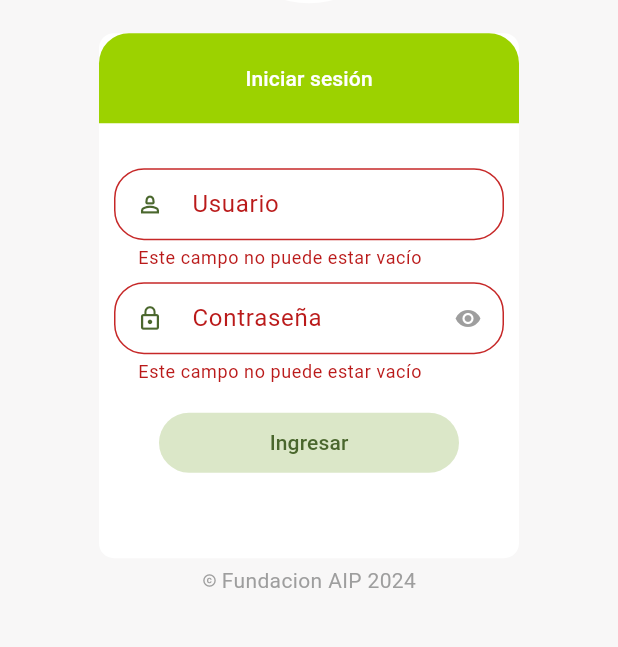
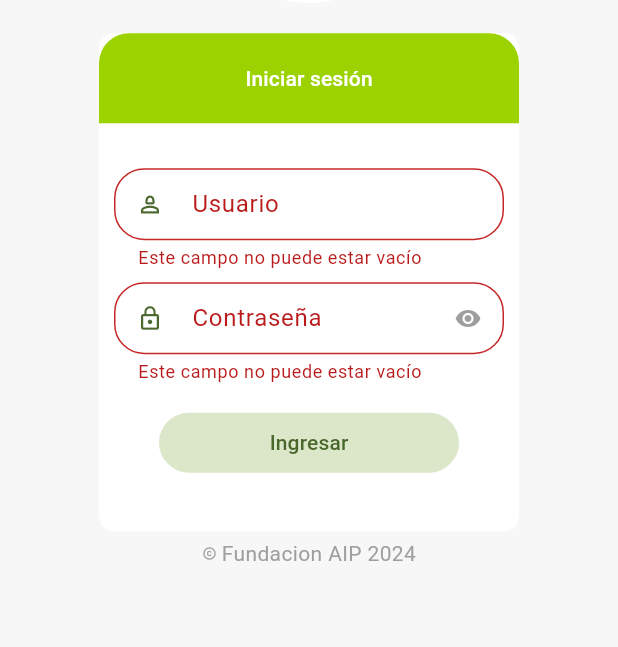
Before and after one commit to motrov91/fundacion_aip_mobile_flt, a Flutter app: the screen it shows after launch, after a tap on "Salir", after a tap on "Ingresar", on a phone screen of 412 x 824 dp, the part 482-1129 px from its top. Run offline on Flutter 3.47's test engine with Material 3 defaults, Android fonts, the phone set to English and light mode, and no system bars; our stand-ins replace animate_do, dio, flutter_dotenv, go_router, google_fonts, image_picker and 1 more; accounts and stored records are empty; project files that could hold a hidden picture were left out.

Commit message:
Login and validations completed, projectSelected dropdown created pending validate project selected  *IMPORTANT*

```diff
--- a/lib/features/auth/infrastructure/datasources/auth_datasource_impl.dart
+++ b/lib/features/auth/infrastructure/datasources/auth_datasource_impl.dart
@@ -37,9 +37,9 @@ class AuthDatasourceImpl extends AuthDatasource{
     } on DioException catch(e){
       if(e.response?.statusCode == 401) throw WrongCredentials();
       if(e.type == DioExceptionType.connectionTimeout) throw ConnectionTimeout();
-      throw CustomError('Sucedio algo inesperado', 501);
+      throw CustomError('Sucedio algo inesperado');
     }catch (e){
-      throw CustomError('Sucedio algo inesperado', 501);
+      throw CustomError('Sucedio algo inesperado');
     }
   }
 
--- a/lib/features/auth/infrastructure/errors/auth_errors.dart
+++ b/lib/features/auth/infrastructure/errors/auth_errors.dart
@@ -5,7 +5,6 @@ class ConnectionTimeout implements Exception{}
 
 class CustomError implements Exception{
   final String message;
-  final int errorMesage;
 
-  CustomError(this.message,  this.errorMesage);
+  CustomError(this.message);
 }
--- a/lib/features/auth/presentation/providers/auth_provider.dart
+++ b/lib/features/auth/presentation/providers/auth_provider.dart
@@ -5,7 +5,9 @@ import 'package:fundacion_aip_mobile/features/auth/infrastructure/errors/auth_er
 class AuthProvider extends ChangeNotifier{
 
   final AuthRepository _authRepository;
-  //Creamos una instancia de ProjectsProvider para poder consumir la lista vacia y pasarle datos
+
+  GlobalKey<FormState> formkeyLogin = GlobalKey<FormState>();
+
   User? user;
   bool isLoading = false;
 
@@ -41,12 +43,20 @@ class AuthProvider extends ChangeNotifier{
         * y los pasamos a otro provider en este caso ProjectsProvider a una nueva lista.
         * esto con el fin de mostrarlos en el dropdown de seleccionar el proyecto.
       */
-      projectsList = user!.projectByUser;
+      if(user != null){
+        projectsList = user!.projectByUser;
+        isLoading = false;
+        errorMesage = null;
+        notifyListeners();
+      }else{
+        errorMesage = 'No se ha podido obtener el usuario';
+        notifyListeners();
+      }
+    } on WrongCredentials {
+      errorMesage = "Las credenciales no son correctas";
       isLoading = false;
-
+      logout('Las credenciales no son correctas');
       notifyListeners();
-    } on WrongCredentials {
-      logout('Las credenciales no son correctas');
     } catch(e){
       logout('Error no controlado');
     }
@@ -54,12 +64,11 @@ class AuthProvider extends ChangeNotifier{
 
   bool isValidForm(){
 
-    if(_username == null) return false;
-    if(_password == null) return false;
-
-    notifyListeners();
-
-    return true;
+    if(formkeyLogin.currentState!.validate()){
+      return true;
+    }else{
+      return false;
+    }
   }
 
   Future<void> logout([String? errorMesage]) async{
--- a/lib/features/auth/presentation/screens/login_screen.dart
+++ b/lib/features/auth/presentation/screens/login_screen.dart
@@ -19,13 +19,15 @@ class LoginScreen extends StatelessWidget {
             const SizedBox(height: 20,),
             FadeInRight(child: const CardLogin()),
             const SizedBox(height: 5,),
-            const Row(
+            FadeInUp(
+              child: const Row(
                 mainAxisAlignment: MainAxisAlignment.center,
                 children:[
                   Icon(Icons.copyright_outlined, size: 10, color: Colors.grey,),
                   SizedBox(width: 3,),
                   Text('Fundacion AIP 2024', style: TextStyle(color: Colors.grey),)
                 ],
+              ),
             )
           ],
         ),
--- a/lib/features/auth/presentation/widgets/CardLogin.dart
+++ b/lib/features/auth/presentation/widgets/CardLogin.dart
@@ -13,9 +13,14 @@ class CardLogin extends StatelessWidget {
       color: Colors.white
     );
 
-    return Container(
+    return ConstrainedBox(
+      constraints: const BoxConstraints(
+        maxWidth: 280,
+        maxHeight: 332
+      ),
+      child: Container(
         width: 280,
-      height: 350,
+        height: 600,
         decoration: const BoxDecoration(
           borderRadius: BorderRadius.all(Radius.circular(10)),
           color: Colors.white,
@@ -37,6 +42,7 @@ class CardLogin extends StatelessWidget {
             const LoginForm()
           ],
         ),
+      ),
     );
   }
 }
--- a/lib/features/auth/presentation/widgets/LoginForm.dart
+++ b/lib/features/auth/presentation/widgets/LoginForm.dart
@@ -7,18 +7,32 @@ import 'package:provider/provider.dart';
 import '../../../shared/infrastructure/inputs/inputs.dart';
 
 class LoginForm extends StatelessWidget {
-  const LoginForm();
+  const LoginForm({super.key});
+
+  void showSnackbar(BuildContext ctx, String message) {
+    ScaffoldMessenger.of(ctx).hideCurrentSnackBar();
+    ScaffoldMessenger.of(ctx).showSnackBar(
+        SnackBar(backgroundColor: Colors.red[300], content: Text(message)));
+  }
 
   @override
   Widget build(BuildContext context) {
+    final authService = Provider.of<AuthProvider>(context);
+
     final txtButton = Theme.of(context)
         .textTheme
         .labelLarge!
         .copyWith(color: Theme.of(context).colorScheme.primary);
 
-    final authService = Provider.of<AuthProvider>(context);
+    //Error Message
+    errorMessage() {
+      if (authService.errorMesage == null) return;
+
+      showSnackbar(context, authService.errorMesage!);
+    }
 
     return Form(
+      key: authService.formkeyLogin,
         child: Expanded(
       child: Container(
         padding: const EdgeInsets.all(10),
@@ -49,9 +63,9 @@ class LoginForm extends StatelessWidget {
                 authService.setPassword = value;
               },
               validator: (value) {
-                return (value != null && value != '')
-                    ? null
-                    : 'Este campo no puede estar vacío';
+                return (value == null || value.isEmpty)
+                    ? 'Este campo no puede estar vacío'
+                    : null;
               },
               isValidator: true,
             ),
@@ -62,21 +76,21 @@ class LoginForm extends StatelessWidget {
             SizedBox(
               width: 200,
               child: FilledButton.tonal(
-                  onPressed: () async{
-
+                  onPressed: () async {
                     final username = authService.getUsername;
                     final password = authService.getPassword;
 
+                    if (authService.isValidForm() == false) return;
 
-                    if(authService.isValidForm()){
-                      //TODO: Envie los datos  para el login
-                      await authService.loginUser(username!, password!);
+                    await authService. loginUser(username!, password!);
+
+                    if (authService.errorMesage != null) {
+                      errorMessage();
+                    }
+
+                    if (authService.user == null) return;
+
                     context.pushReplacementNamed(ProjectsScreen.name);
-
-                    }else{
-                      //TODO: infique que los campos deben ser obligatorios
-                      //TODO: Si es un error notifique el error con un snackbar
-                    }
                   },
                   child: authService.isLoading
                       ? SizedBox(
--- a/lib/features/shared/infrastructure/inputs/custom_textformfield_email.dart
+++ b/lib/features/shared/infrastructure/inputs/custom_textformfield_email.dart
@@ -52,7 +52,7 @@ class _CustomTextFormFieldState extends State<CustomTextFormField> {
       keyboardType: widget.keyType,
       initialValue: widget.initalValueData,
       obscureText: widget.isObscure ?? true,
-      autovalidateMode: AutovalidateMode.always,
+      autovalidateMode: AutovalidateMode.onUserInteraction,
       decoration: InputDecoration(
         enabledBorder: border,
         focusedBorder: border.copyWith(
```
Lines whose indentation alone changed are shown as unchanged.
